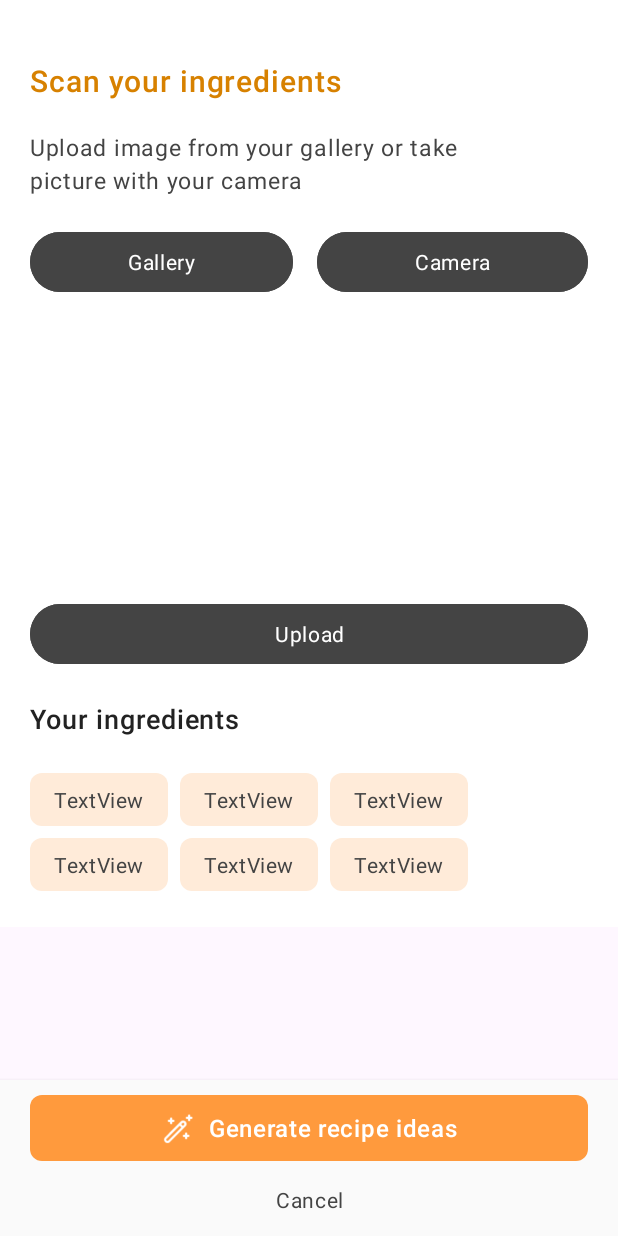
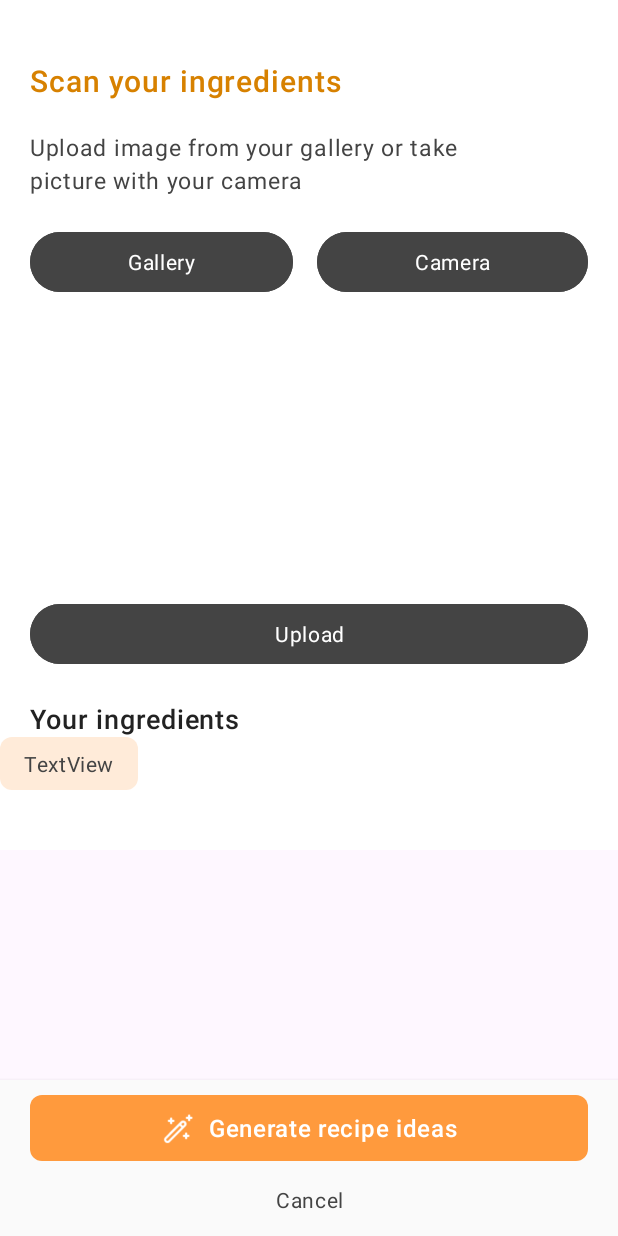
Before and after one commit to rrickyp/Cooking-Bot, an Android app: the ScanPage screen opened directly, with no data from a screen before it, on a phone screen of 412 x 824 dp. Run offline under Robolectric (Android 15) with nearby library versions, the phone set to English and light mode, and no system bars; our stand-ins replace Volley; 2 statements that could not run were skipped.

Commit message:
liat tuh

```diff
--- a/app/src/main/res/layout/scan_page.xml
+++ b/app/src/main/res/layout/scan_page.xml
@@ -107,20 +107,8 @@
                     android:textColor="#222222"
                     android:textSize="18sp"/>
 
-                <TableLayout
-                    android:layout_width="match_parent"
-                    android:layout_height="wrap_content"
-                    android:layout_weight="4"
-                    android:padding="20dp">
-
-                    <TableRow
-                        android:layout_width="match_parent"
-                        android:layout_height="match_parent"
-                        android:layout_weight="1"
-                        android:paddingVertical="4dp">
-
                 <TextView
-                            android:id="@+id/textView29"
+                    android:id="@+id/tv_ingredients"
                     android:layout_width="wrap_content"
                     android:layout_height="wrap_content"
                     android:layout_marginRight="8dp"
@@ -131,76 +119,11 @@
                     android:paddingVertical="8dp"
                     android:text="TextView" />
 
-                        <TextView
-                            android:id="@+id/textView30"
-                            android:layout_width="wrap_content"
+                <TableLayout
+                    android:layout_width="match_parent"
                     android:layout_height="wrap_content"
-                            android:layout_marginRight="8dp"
-                            android:background="@drawable/corner"
-                            android:backgroundTint="#FFEBD9"
-                            android:elevation="0dp"
-                            android:paddingHorizontal="16dp"
-                            android:paddingVertical="8dp"
-                            android:text="TextView" />
-
-                        <TextView
-                            android:id="@+id/textView31"
-                            android:layout_width="wrap_content"
-                            android:layout_height="wrap_content"
-                            android:layout_marginRight="8dp"
-                            android:background="@drawable/corner"
-                            android:backgroundTint="#FFEBD9"
-                            android:elevation="0dp"
-                            android:paddingHorizontal="16dp"
-                            android:paddingVertical="8dp"
-                            android:text="TextView" />
-                    </TableRow>
-
-                    <TableRow
-                        android:layout_width="match_parent"
-                        android:layout_height="match_parent"
-                        android:layout_weight="1"
-                        android:paddingVertical="4dp">
-
-                        <TextView
-                            android:id="@+id/textView17"
-                            android:layout_width="wrap_content"
-                            android:layout_height="wrap_content"
-                            android:text="TextView"
-                            android:paddingHorizontal="16dp"
-                            android:paddingVertical="8dp"
-                            android:layout_marginRight="8dp"
-                            android:background="@drawable/corner"
-                            android:backgroundTint="#FFEBD9"
-                            android:elevation="0dp" />
-
-                        <TextView
-                            android:id="@+id/textView22"
-                            android:layout_width="wrap_content"
-                            android:layout_height="wrap_content"
-                            android:text="TextView"
-                            android:paddingHorizontal="16dp"
-                            android:paddingVertical="8dp"
-                            android:layout_marginRight="8dp"
-                            android:background="@drawable/corner"
-                            android:backgroundTint="#FFEBD9"
-                            android:elevation="0dp" />
-
-                        <TextView
-                            android:id="@+id/textView27"
-                            android:layout_width="wrap_content"
-                            android:layout_height="wrap_content"
-                            android:text="TextView"
-                            android:paddingHorizontal="16dp"
-                            android:paddingVertical="8dp"
-                            android:layout_marginRight="8dp"
-                            android:background="@drawable/corner"
-                            android:backgroundTint="#FFEBD9"
-                            android:elevation="0dp" />
-
-                    </TableRow>
-
-                </TableLayout>
+                    android:layout_weight="4"
+                    android:padding="20dp"/>
 
             </LinearLayout>
 
```
Lines whose indentation alone changed are shown as unchanged.
